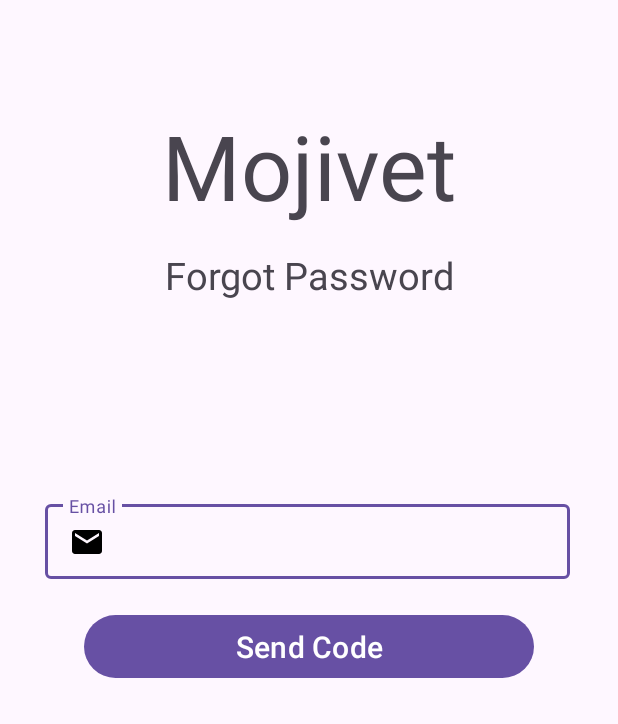
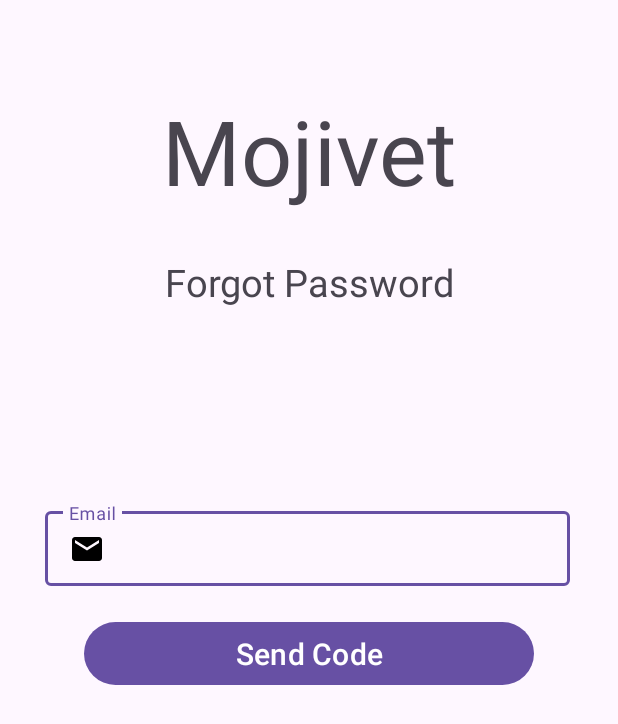
Before and after one commit to jamessysystem/Mojivet-Android, an Android app: the ForgotPassword screen opened directly, with no data from a screen before it, on a phone screen of 412 x 824 dp. Shown: the top 724 px of the screen. Run offline under Robolectric (Android 15) with nearby library versions, the phone set to English and light mode, and no system bars.

Commit message:
cleaned activity_forgot_password.xml removed unnecessary views on xml to lessen the app load
Signed-off-by: Jamessysystem <smenardjames@gmail.com>

```diff
--- a/app/src/main/AndroidManifest.xml
+++ b/app/src/main/AndroidManifest.xml
@@ -2,7 +2,7 @@
 <manifest xmlns:android="http://schemas.android.com/apk/res/android"
     xmlns:tools="http://schemas.android.com/tools">
 
-    <uses-permission android:name="android.permission.INTERNET" />
+    <uses-permission android:name="android.permission.INTERNET"/>
 
     <application
         android:allowBackup="true"
--- a/app/src/main/res/layout/activity_forgot_password.xml
+++ b/app/src/main/res/layout/activity_forgot_password.xml
@@ -6,37 +6,28 @@
     android:orientation="vertical"
     tools:context=".profiling.ForgotPassword">
 
-    <View
-        android:layout_width="match_parent"
-        android:layout_height="70dp"/>
     <TextView
         android:layout_width="match_parent"
         android:layout_height="wrap_content"
         android:text="@string/mojivet"
         android:gravity="center"
+        android:layout_marginTop="60dp"
         android:textSize="60sp"/>
-
-    <View
-        android:layout_width="match_parent"
-        android:layout_height="15dp"/>
 
     <TextView
         android:layout_width="match_parent"
         android:layout_height="wrap_content"
         android:text="@string/forgot_password"
         android:gravity="center"
+        android:layout_marginTop="30dp"
         android:textSize="25sp"/>
-
-    <View
-        android:layout_width="match_parent"
-        android:layout_height="130dp"/>
-
 
     <com.google.android.material.textfield.TextInputLayout
         android:layout_width="350dp"
         android:layout_height="55dp"
         android:hint="@string/email"
         android:layout_marginStart="30dp"
+        android:layout_marginTop="130dp"
         android:textAlignment="viewStart">
 
         <com.google.android.material.textfield.TextInputEditText
--- a/app/src/main/res/values/colors.xml
+++ b/app/src/main/res/values/colors.xml
@@ -2,7 +2,7 @@
 <resources>
     <color name="black">#FF000000</color>
     <color name="white">#FFFFFFFF</color>
-    <color name="lavender">#8692f7</color>
+    <color name="lavender">#FBA834</color>
     <color name="gray">#7e7e7e</color>
     <color name="bright_blue">#0096FF</color>
 
```
